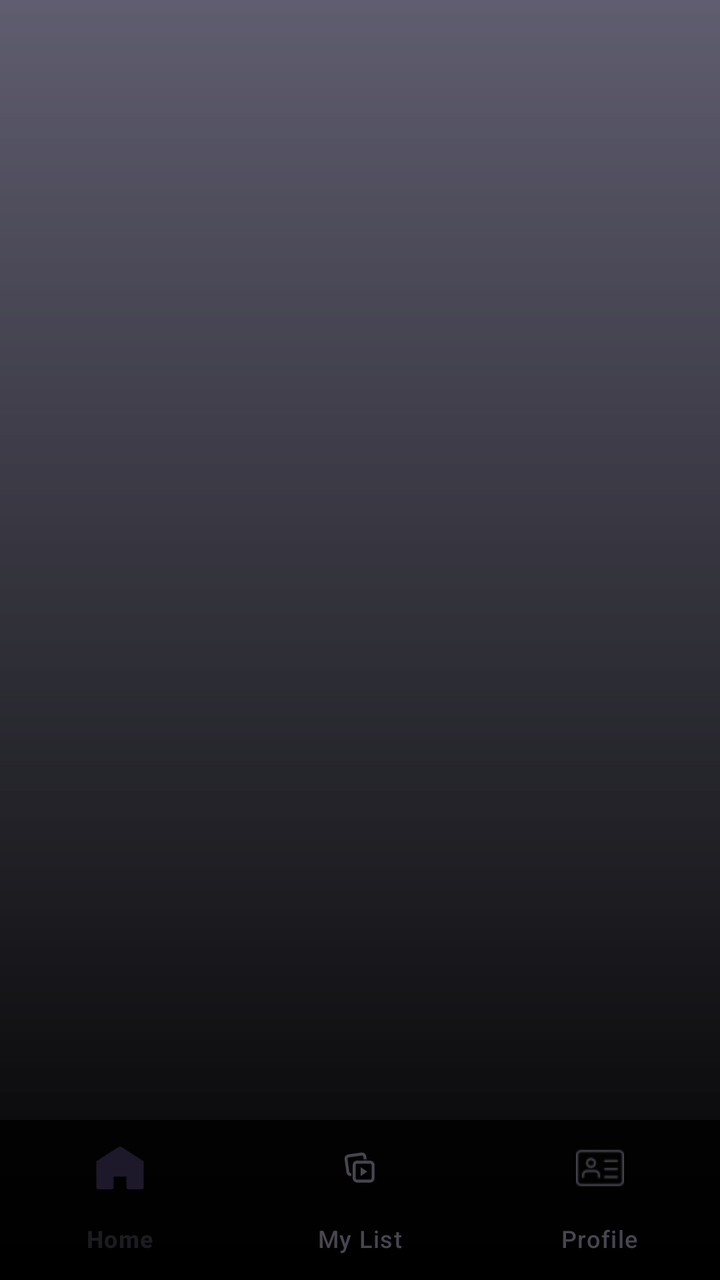
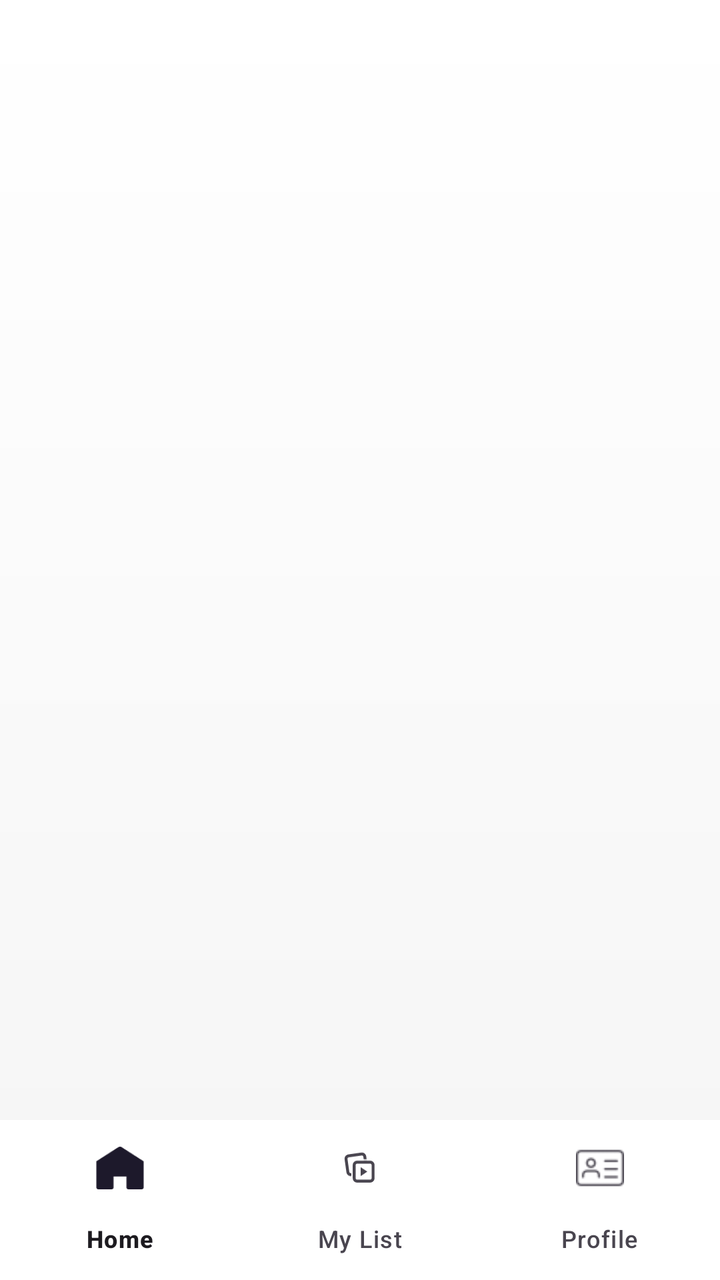

The first picture is an Android layout as it rendered before a commit; the second is the same layout after the commit. The layout source and the unified diff follow.
<!-- AndroidManifest.xml: application theme Theme.AppXemPhim -->
<!-- res/layout/activity_home.xml -->
<?xml version="1.0" encoding="utf-8"?>
<androidx.constraintlayout.widget.ConstraintLayout xmlns:android="http://schemas.android.com/apk/res/android"
    xmlns:app="http://schemas.android.com/apk/res-auto"
    xmlns:tools="http://schemas.android.com/tools"
    android:id="@+id/main"
    android:layout_width="match_parent"
    android:layout_height="match_parent"
    android:background="@drawable/gradient_background_home">

    <androidx.viewpager.widget.ViewPager
        android:id="@+id/view_pager"
        android:layout_width="match_parent"
        android:layout_height="0dp"
        android:contentDescription="1234"
        app:layout_constraintStart_toStartOf="parent"
        app:layout_constraintEnd_toEndOf="parent"
        app:layout_constraintTop_toTopOf="parent"
        app:layout_constraintBottom_toTopOf="@id/bottomNavigationView"/>

    <com.google.android.material.bottomnavigation.BottomNavigationView
        android:id="@+id/bottomNavigationView"
        android:layout_width="match_parent"
        android:layout_height="wrap_content"
        android:layout_gravity="bottom"
        app:layout_constraintBottom_toBottomOf="parent"
        app:menu="@menu/bottom_nav_menu"
        android:background="@color/home"
        tools:ignore="MissingConstraints" />

</androidx.constraintlayout.widget.ConstraintLayout>
<!-- resources referenced by this layout -->
<resources>
  <color name="home">#CC000000</color>
  <!-- drawable gradient_background_home (drawable) -->
  <?xml version="1.0" encoding="utf-8"?>
  <shape xmlns:android="http://schemas.android.com/apk/res/android">
      <gradient
      android:type="linear"
      android:angle="270"
      android:startColor="@color/violet"
      android:endColor="@color/black"/>
  </shape>
  <style name="Theme.AppXemPhim" parent="Base.Theme.AppXemPhim" />
  <color name="violet">#CC37364B</color>
  <color name="black">#FF000000</color>
  <style name="Base.Theme.AppXemPhim" parent="Theme.Material3.DayNight.NoActionBar">
          
          
      </style>
</resources>

<!-- the commit's change to res/layout/activity_home.xml (unified diff, before → after) -->
@@ -24,7 +24,7 @@
         android:layout_gravity="bottom"
         app:layout_constraintBottom_toBottomOf="parent"
         app:menu="@menu/bottom_nav_menu"
-        android:background="@color/home"
+        android:background="@color/colorBottomNav"
         tools:ignore="MissingConstraints" />
 
 </androidx.constraintlayout.widget.ConstraintLayout>
<!-- resource entries referenced after the edit -->
@@ -1,18 +1,18 @@
 <!-- resources referenced by this layout -->
 <resources>
-  <color name="home">#CC000000</color>
+  <color name="colorBottomNav">#FFFFFF</color>
   <!-- drawable gradient_background_home (drawable) -->
   <?xml version="1.0" encoding="utf-8"?>
   <shape xmlns:android="http://schemas.android.com/apk/res/android">
       <gradient
       android:type="linear"
       android:angle="270"
-      android:startColor="@color/violet"
-      android:endColor="@color/black"/>
+      android:startColor="@color/colorBackground"
+      android:endColor="@color/colorSurface"/>
   </shape>
   <style name="Theme.AppXemPhim" parent="Base.Theme.AppXemPhim" />
-  <color name="violet">#CC37364B</color>
-  <color name="black">#FF000000</color>
+  <color name="colorBackground">#FFFFFF</color>
+  <color name="colorSurface">#F5F5F5</color>
   <style name="Base.Theme.AppXemPhim" parent="Theme.Material3.DayNight.NoActionBar">
           
           
